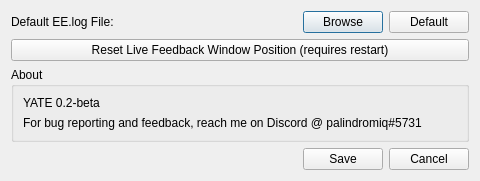
First picture: the form in settingsdialog.ui, repository palindromiq/YATE, before the edit.
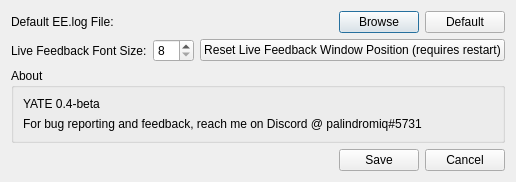
Second picture: the form after the edit.

Commit message: Add window size and ignore incomplete log lines

```diff
--- a/settingsdialog.ui
+++ b/settingsdialog.ui
@@ -6,8 +6,8 @@
    <rect>
     <x>0</x>
     <y>0</y>
-    <width>480</width>
-    <height>174</height>
+    <width>509</width>
+    <height>176</height>
    </rect>
   </property>
   <property name="windowTitle">
@@ -59,11 +59,47 @@
     </layout>
    </item>
    <item>
-    <widget class="QPushButton" name="btnResetFeedback">
-     <property name="text">
-      <string>Reset Live Feedback Window Position (requires restart)</string>
-     </property>
-    </widget>
+    <layout class="QHBoxLayout" name="horizontalLayout_3">
+     <item>
+      <widget class="QLabel" name="lblFeedbackFont">
+       <property name="text">
+        <string>Live Feedback Font Size:</string>
+       </property>
+      </widget>
+     </item>
+     <item>
+      <widget class="QSpinBox" name="spnFeedbackFont">
+       <property name="sizePolicy">
+        <sizepolicy hsizetype="Minimum" vsizetype="Fixed">
+         <horstretch>1</horstretch>
+         <verstretch>0</verstretch>
+        </sizepolicy>
+       </property>
+       <property name="minimum">
+        <number>8</number>
+       </property>
+       <property name="maximum">
+        <number>64</number>
+       </property>
+       <property name="singleStep">
+        <number>1</number>
+       </property>
+      </widget>
+     </item>
+     <item>
+      <widget class="QPushButton" name="btnResetFeedback">
+       <property name="sizePolicy">
+        <sizepolicy hsizetype="Minimum" vsizetype="Fixed">
+         <horstretch>5</horstretch>
+         <verstretch>0</verstretch>
+        </sizepolicy>
+       </property>
+       <property name="text">
+        <string>Reset Live Feedback Window Position (requires restart)</string>
+       </property>
+      </widget>
+     </item>
+    </layout>
    </item>
    <item>
     <widget class="QGroupBox" name="grpAbout">
@@ -74,7 +110,7 @@
       <item>
        <widget class="QLabel" name="lblVersion">
         <property name="text">
-         <string>YATE 0.2-beta</string>
+         <string>YATE 0.4-beta</string>
         </property>
        </widget>
       </item>
```
Left out of the diff: 2 changed lines with no effect on the pictures. The commit also changes 7 other files.
